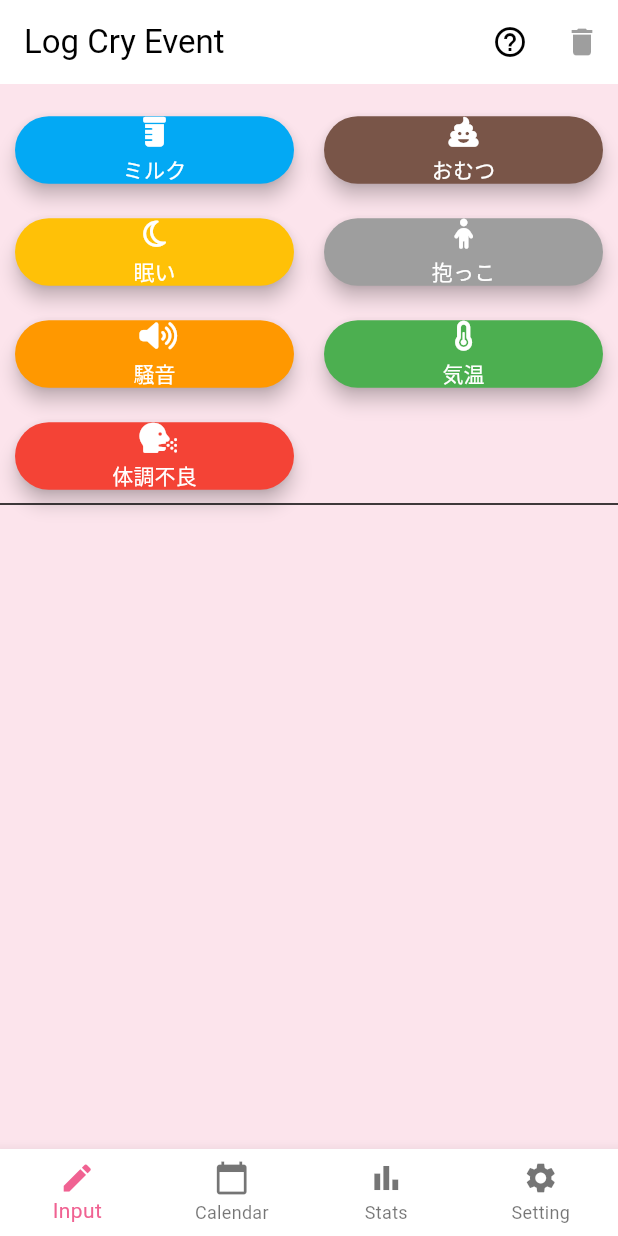
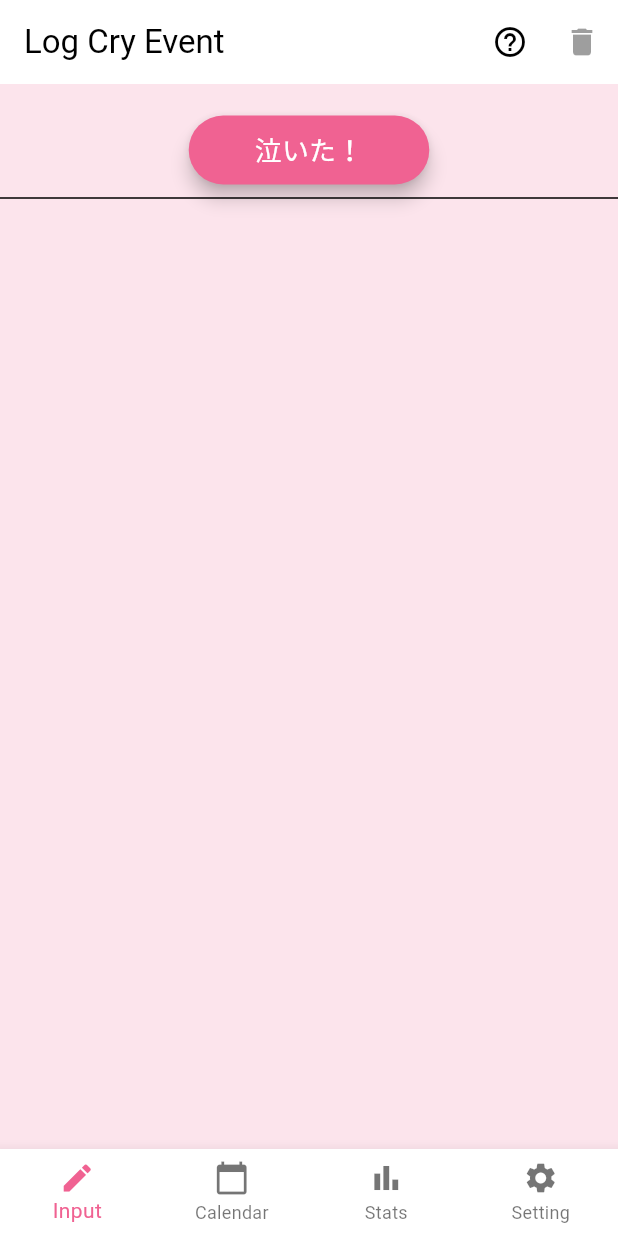
Before and after one commit to Ta813/nakimemo, a Flutter app: the screen it shows after launch, on a phone screen of 412 x 824 dp. Run offline on Flutter 3.47's test engine with Material 3 defaults, Android fonts, the phone set to English and light mode, and no system bars; our stand-ins replace fl_chart, flutter_dotenv, font_awesome_flutter, shared_preferences, table_calendar; generated files the repository leaves out were written again.

Commit message:
泣いた！ボタンにしてカテゴリは後から選択するように変更

```diff
--- a/lib/screens/calendar_screen.dart
+++ b/lib/screens/calendar_screen.dart
@@ -3,7 +3,6 @@
 import 'dart:convert';
 
 import 'package:flutter/material.dart';
-import 'package:provider/provider.dart';
 import 'package:shared_preferences/shared_preferences.dart';
 import 'package:table_calendar/table_calendar.dart';
 import 'package:font_awesome_flutter/font_awesome_flutter.dart';
@@ -22,15 +21,14 @@ class _CalendarScreenState extends State<CalendarScreen> {
       'icon': FontAwesomeIcons.prescriptionBottle,
       'color': Colors.lightBlue
     },
-    {'label': 'おむつ', 'icon': FontAwesomeIcons.poo, 'color': Colors.brown},
+    {
+      'label': 'おむつ',
+      'icon': FontAwesomeIcons.toilet,
+      'color': Color(0xFFF5F5DC)
+    },
     {'label': '眠い', 'icon': FontAwesomeIcons.moon, 'color': Colors.amber},
     {'label': '抱っこ', 'icon': FontAwesomeIcons.child, 'color': Colors.grey},
-    {'label': '騒音', 'icon': FontAwesomeIcons.volumeUp, 'color': Colors.orange},
-    {
-      'label': '気温',
-      'icon': FontAwesomeIcons.thermometerHalf,
-      'color': Colors.green
-    },
+    {'label': '不快', 'icon': FontAwesomeIcons.angry, 'color': Colors.orange},
     {
       'label': '体調不良',
       'icon': FontAwesomeIcons.headSideCough,
@@ -90,11 +88,10 @@ class _CalendarScreenState extends State<CalendarScreen> {
   // カテゴリに応じたアイコンを返す
   IconData _getCategoryIcon(String log) {
     if (log.contains('ミルク')) return FontAwesomeIcons.prescriptionBottle;
-    if (log.contains('おむつ')) return FontAwesomeIcons.poo;
+    if (log.contains('おむつ')) return FontAwesomeIcons.toilet;
     if (log.contains('眠い')) return FontAwesomeIcons.moon;
     if (log.contains('抱っこ')) return FontAwesomeIcons.child;
-    if (log.contains('騒音')) return FontAwesomeIcons.volumeUp;
-    if (log.contains('気温')) return FontAwesomeIcons.thermometerHalf;
+    if (log.contains('不快')) return FontAwesomeIcons.angry;
     if (log.contains('体調不良')) return FontAwesomeIcons.headSideCough;
     return Icons.help_outline;
   }
@@ -102,11 +99,10 @@ class _CalendarScreenState extends State<CalendarScreen> {
   // カテゴリに応じた色を返す
   Color _getCategoryColor(String log) {
     if (log.contains('ミルク')) return Colors.lightBlue;
-    if (log.contains('おむつ')) return Colors.brown;
+    if (log.contains('おむつ')) return Colors.lightGreen;
     if (log.contains('眠い')) return Colors.amber;
     if (log.contains('抱っこ')) return Colors.grey;
-    if (log.contains('騒音')) return Colors.orange;
-    if (log.contains('気温')) return Colors.green;
+    if (log.contains('不快')) return Colors.orange;
     if (log.contains('体調不良')) return Colors.red;
     return Colors.black45;
   }
@@ -293,8 +289,7 @@ class _CalendarScreenState extends State<CalendarScreen> {
                       'おむつ',
                       '眠い',
                       '抱っこ',
-                      '騒音',
-                      '気温',
+                      '不快',
                       '体調不良',
                     ].map((label) {
                       return DropdownMenuItem<String>(
--- a/lib/screens/input_screen.dart
+++ b/lib/screens/input_screen.dart
@@ -2,7 +2,6 @@
 
 import 'dart:convert';
 import 'package:flutter/material.dart';
-import 'package:provider/provider.dart';
 import 'package:shared_preferences/shared_preferences.dart';
 import 'package:intl/intl.dart'; // 時刻整形に使用
 import 'package:font_awesome_flutter/font_awesome_flutter.dart';
@@ -24,15 +23,14 @@ class _InputScreenState extends State<InputScreen> {
       'icon': FontAwesomeIcons.prescriptionBottle,
       'color': Colors.lightBlue
     },
-    {'label': 'おむつ', 'icon': FontAwesomeIcons.poo, 'color': Colors.brown},
+    {
+      'label': 'おむつ',
+      'icon': FontAwesomeIcons.toilet,
+      'color': Colors.lightGreen
+    },
     {'label': '眠い', 'icon': FontAwesomeIcons.moon, 'color': Colors.amber},
     {'label': '抱っこ', 'icon': FontAwesomeIcons.child, 'color': Colors.grey},
-    {'label': '騒音', 'icon': FontAwesomeIcons.volumeUp, 'color': Colors.orange},
-    {
-      'label': '気温',
-      'icon': FontAwesomeIcons.thermometerHalf,
-      'color': Colors.green
-    },
+    {'label': '不快', 'icon': FontAwesomeIcons.angry, 'color': Colors.orange},
     {
       'label': '体調不良',
       'icon': FontAwesomeIcons.headSideCough,
@@ -154,11 +152,10 @@ class _InputScreenState extends State<InputScreen> {
   // カテゴリに応じたアイコンを返す
   IconData _getCategoryIcon(String log) {
     if (log.contains('ミルク')) return FontAwesomeIcons.prescriptionBottle;
-    if (log.contains('おむつ')) return FontAwesomeIcons.poo;
+    if (log.contains('おむつ')) return FontAwesomeIcons.toilet;
     if (log.contains('眠い')) return FontAwesomeIcons.moon;
     if (log.contains('抱っこ')) return FontAwesomeIcons.child;
-    if (log.contains('騒音')) return FontAwesomeIcons.volumeUp;
-    if (log.contains('気温')) return FontAwesomeIcons.thermometerHalf;
+    if (log.contains('不快')) return FontAwesomeIcons.angry;
     if (log.contains('体調不良')) return FontAwesomeIcons.headSideCough;
     return Icons.help_outline;
   }
@@ -166,11 +163,10 @@ class _InputScreenState extends State<InputScreen> {
   // カテゴリに応じた色を返す
   Color _getCategoryColor(String log) {
     if (log.contains('ミルク')) return Colors.lightBlue;
-    if (log.contains('おむつ')) return Colors.brown;
+    if (log.contains('おむつ')) return Colors.lightGreen;
     if (log.contains('眠い')) return Colors.amber;
     if (log.contains('抱っこ')) return Colors.grey;
-    if (log.contains('騒音')) return Colors.orange;
-    if (log.contains('気温')) return Colors.green;
+    if (log.contains('不快')) return Colors.orange;
     if (log.contains('体調不良')) return Colors.red;
     return Colors.black45;
   }
@@ -217,6 +213,45 @@ class _InputScreenState extends State<InputScreen> {
           await prefs.setString('cry_logs', json.encode(data));
         }
       },
+      child: GestureDetector(
+        onTap: () async {
+          String? selectedCategory = await showDialog<String>(
+            context: context,
+            builder: (context) {
+              return AlertDialog(
+                title: Text('カテゴリを選択'),
+                content: Column(
+                  mainAxisSize: MainAxisSize.min,
+                  children: _categories.map((cat) {
+                    return ListTile(
+                      leading: Icon(cat['icon'], color: cat['color']),
+                      title: Text(cat['label']),
+                      onTap: () {
+                        Navigator.pop(context, cat['label']);
+                      },
+                    );
+                  }).toList(),
+                ),
+              );
+            },
+          );
+
+          if (selectedCategory != null) {
+            final timeStr = log.split(" ")[0]; // 時刻部分を取得
+            final updatedLog = '$timeStr $selectedCategory';
+            final prefs = await SharedPreferences.getInstance();
+            final raw = prefs.getString('cry_logs') ?? '{}';
+            final data = Map<String, dynamic>.from(json.decode(raw));
+            final todayKey = _getTodayKey();
+            final todayLogs = List<String>.from(data[todayKey] ?? []);
+            todayLogs[index] = updatedLog;
+            data[todayKey] = todayLogs;
+            await prefs.setString('cry_logs', json.encode(data));
+            setState(() {
+              _logs = todayLogs;
+            });
+          }
+        },
         child: Container(
           color: isNew
               ? themeColor.withOpacity(0.3)
@@ -231,74 +266,7 @@ class _InputScreenState extends State<InputScreen> {
               icon: Icon(Icons.note_add),
               onPressed: () => _showMemoDialog(index), // メモ追加ダイアログを表示
             ),
-          onTap: () async {
-            final timePart = log.split(' ').first;
-            final categoryPart = log.split(' ')[1];
-
-            String? tempSelectedCategory = categoryPart;
-
-            final newCategory = await showDialog<String>(
-              context: context,
-              builder: (context) {
-                return AlertDialog(
-                  title:
-                      Text(AppLocalizations.of(context)!.edit_category_title),
-                  content: StatefulBuilder(
-                    builder: (context, setState) {
-                      return DropdownButtonFormField<String>(
-                        value: tempSelectedCategory,
-                        items: _categories.map((cat) {
-                          return DropdownMenuItem<String>(
-                            value: cat['label'],
-                            child: Text(cat['label']),
-                          );
-                        }).toList(),
-                        onChanged: (value) {
-                          setState(() {
-                            tempSelectedCategory = value;
-                          });
-                        },
-                        decoration: InputDecoration(
-                          labelText:
-                              AppLocalizations.of(context)!.edit_category_label,
-                          border: OutlineInputBorder(),
           ),
-                      );
-                    },
-                  ),
-                  actions: [
-                    TextButton(
-                      child: Text(AppLocalizations.of(context)!.cancel_button),
-                      onPressed: () => Navigator.pop(context),
-                    ),
-                    TextButton(
-                      child: Text(AppLocalizations.of(context)!.save_button),
-                      onPressed: () {
-                        if (tempSelectedCategory != null) {
-                          Navigator.pop(
-                              context, '$timePart $tempSelectedCategory');
-                        }
-                      },
-                    ),
-                  ],
-                );
-              },
-            );
-
-            if (newCategory != null && newCategory.trim().isNotEmpty) {
-              final prefs = await SharedPreferences.getInstance();
-              final raw = prefs.getString('cry_logs') ?? '{}';
-              final data = Map<String, dynamic>.from(json.decode(raw));
-              final todayKey = _getTodayKey();
-              final todayLogs = List<String>.from(data[todayKey] ?? []);
-              todayLogs[index] = newCategory;
-              data[todayKey] = todayLogs;
-              await prefs.setString('cry_logs', json.encode(data));
-              setState(() {
-                _logs = todayLogs;
-              });
-            }
-          },
         ),
       ),
     );
@@ -411,37 +379,22 @@ class _InputScreenState extends State<InputScreen> {
       body: Column(
         children: [
           const SizedBox(height: 20),
-          Wrap(
-            spacing: 20,
-            runSpacing: 20, // これで縦方向に段を分ける
-            children: _categories.map((cat) {
-              return SizedBox(
-                width: MediaQuery.of(context).size.width / 2 - 20, // 幅を調整して2列に
-                child: ElevatedButton(
+          ElevatedButton(
             style: ElevatedButton.styleFrom(
-                    backgroundColor: cat['color'], // 背景色
+              backgroundColor: Theme.of(context).colorScheme.primary,
               shape: RoundedRectangleBorder(
-                      borderRadius: BorderRadius.circular(40), // ボタンを丸くする
+                borderRadius: BorderRadius.circular(40),
               ),
-                    elevation: 5, // 影を追加
+              elevation: 5,
             ),
-                  onPressed: () => _addLog(cat['label']),
-                  child: Column(
-                    mainAxisSize: MainAxisSize.min,
-                    children: [
-                      Icon(cat['icon'],
-                          color: Colors.white, size: 20), // アイコンを大きく
-                      const SizedBox(height: 5),
-                      Text(
-                        cat['label'],
-                        style:
-                            const TextStyle(color: Colors.white, fontSize: 14),
-                      ),
-                    ],
+            onPressed: () => _addLog('泣いた！'),
+            child: Padding(
+              padding: const EdgeInsets.symmetric(vertical: 10, horizontal: 20),
+              child: Text(
+                '泣いた！',
+                style: const TextStyle(color: Colors.white, fontSize: 18),
               ),
             ),
-              );
-            }).toList(),
           ),
           const Divider(),
           Expanded(
--- a/lib/screens/stats_screen.dart
+++ b/lib/screens/stats_screen.dart
@@ -92,10 +92,8 @@ class _StatsScreenState extends State<StatsScreen> {
             counts['眠い'] = (counts['眠い'] ?? 0) + 1;
           } else if (log.contains('抱っこ')) {
             counts['抱っこ'] = (counts['抱っこ'] ?? 0) + 1;
-          } else if (log.contains('騒音')) {
-            counts['騒音'] = (counts['騒音'] ?? 0) + 1;
-          } else if (log.contains('気温')) {
-            counts['気温'] = (counts['気温'] ?? 0) + 1;
+          } else if (log.contains('不快')) {
+            counts['不快'] = (counts['不快'] ?? 0) + 1;
           } else if (log.contains('体調不良')) {
             counts['体調不良'] = (counts['体調不良'] ?? 0) + 1;
           }
@@ -145,10 +143,8 @@ class _StatsScreenState extends State<StatsScreen> {
           counts['眠い'] = (counts['眠い'] ?? 0) + 1;
         } else if (log.contains('抱っこ')) {
           counts['抱っこ'] = (counts['抱っこ'] ?? 0) + 1;
-        } else if (log.contains('騒音')) {
-          counts['騒音'] = (counts['騒音'] ?? 0) + 1;
-        } else if (log.contains('気温')) {
-          counts['気温'] = (counts['気温'] ?? 0) + 1;
+        } else if (log.contains('不快')) {
+          counts['不快'] = (counts['不快'] ?? 0) + 1;
         } else if (log.contains('体調不良')) {
           counts['体調不良'] = (counts['体調不良'] ?? 0) + 1;
         }
@@ -183,10 +179,8 @@ class _StatsScreenState extends State<StatsScreen> {
             counts['眠い'] = (counts['眠い'] ?? 0) + 1;
           } else if (log.contains('抱っこ')) {
             counts['抱っこ'] = (counts['抱っこ'] ?? 0) + 1;
-          } else if (log.contains('騒音')) {
-            counts['騒音'] = (counts['騒音'] ?? 0) + 1;
-          } else if (log.contains('気温')) {
-            counts['気温'] = (counts['気温'] ?? 0) + 1;
+          } else if (log.contains('不快')) {
+            counts['不快'] = (counts['不快'] ?? 0) + 1;
           } else if (log.contains('体調不良')) {
             counts['体調不良'] = (counts['体調不良'] ?? 0) + 1;
           }
@@ -219,10 +213,8 @@ class _StatsScreenState extends State<StatsScreen> {
           counts['眠い'] = (counts['眠い'] ?? 0) + 1;
         } else if (log.contains('抱っこ')) {
           counts['抱っこ'] = (counts['抱っこ'] ?? 0) + 1;
-        } else if (log.contains('騒音')) {
-          counts['騒音'] = (counts['騒音'] ?? 0) + 1;
-        } else if (log.contains('気温')) {
-          counts['気温'] = (counts['気温'] ?? 0) + 1;
+        } else if (log.contains('不快')) {
+          counts['不快'] = (counts['不快'] ?? 0) + 1;
         } else if (log.contains('体調不良')) {
           counts['体調不良'] = (counts['体調不良'] ?? 0) + 1;
         }
@@ -238,11 +230,10 @@ class _StatsScreenState extends State<StatsScreen> {
   // カテゴリに応じたアイコンを返す
   IconData _getCategoryIcon(String log) {
     if (log.contains('ミルク')) return FontAwesomeIcons.prescriptionBottle;
-    if (log.contains('おむつ')) return FontAwesomeIcons.poo;
+    if (log.contains('おむつ')) return FontAwesomeIcons.toilet;
     if (log.contains('眠い')) return FontAwesomeIcons.moon;
     if (log.contains('抱っこ')) return FontAwesomeIcons.child;
-    if (log.contains('騒音')) return FontAwesomeIcons.volumeUp;
-    if (log.contains('気温')) return FontAwesomeIcons.thermometerHalf;
+    if (log.contains('不快')) return FontAwesomeIcons.angry;
     if (log.contains('体調不良')) return FontAwesomeIcons.headSideCough;
     return Icons.help_outline;
   }
@@ -250,11 +241,10 @@ class _StatsScreenState extends State<StatsScreen> {
   // カテゴリに応じた色を返す
   Color _getCategoryColor(String log) {
     if (log.contains('ミルク')) return Colors.lightBlue;
-    if (log.contains('おむつ')) return Colors.brown;
+    if (log.contains('おむつ')) return Colors.lightGreen;
     if (log.contains('眠い')) return Colors.amber;
     if (log.contains('抱っこ')) return Colors.grey;
-    if (log.contains('騒音')) return Colors.orange;
-    if (log.contains('気温')) return Colors.green;
+    if (log.contains('不快')) return Colors.orange;
     if (log.contains('体調不良')) return Colors.red;
     return Colors.black45;
   }
@@ -287,10 +277,8 @@ class _StatsScreenState extends State<StatsScreen> {
           category = '眠い';
         else if (logCategory.contains('抱っこ'))
           category = '抱っこ';
-        else if (logCategory.contains('騒音'))
-          category = '騒音';
-        else if (logCategory.contains('気温'))
-          category = '気温';
+        else if (logCategory.contains('不快'))
+          category = '不快';
         else if (logCategory.contains('体調不良')) category = '体調不良';
 
         if (category != null) {
```
Lines whose indentation alone changed are shown as unchanged.
